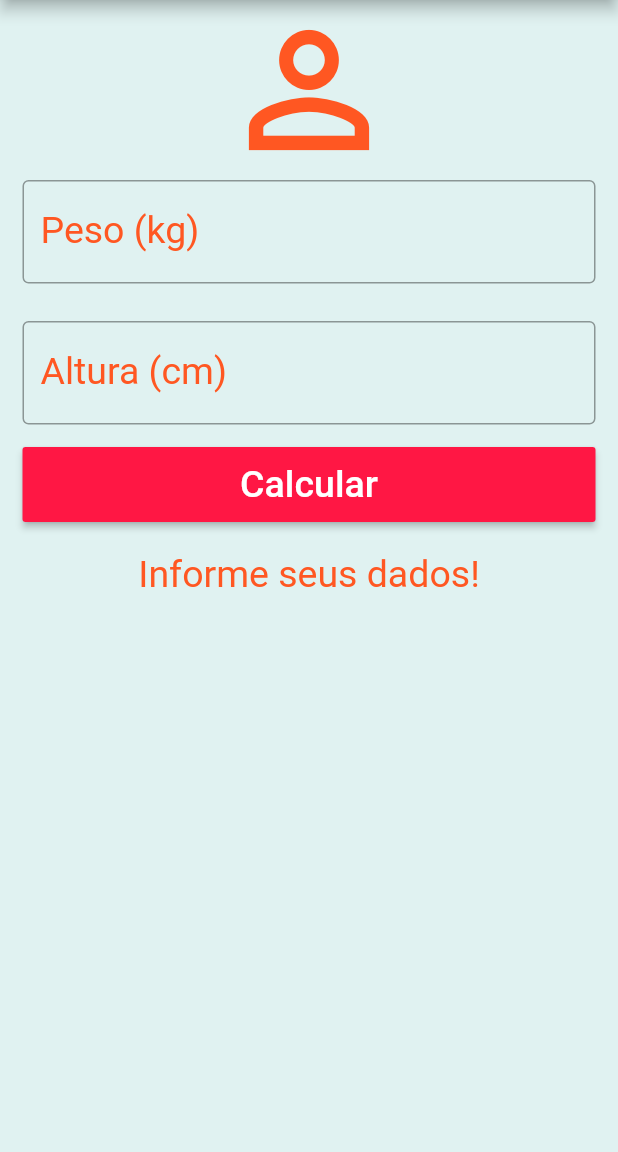
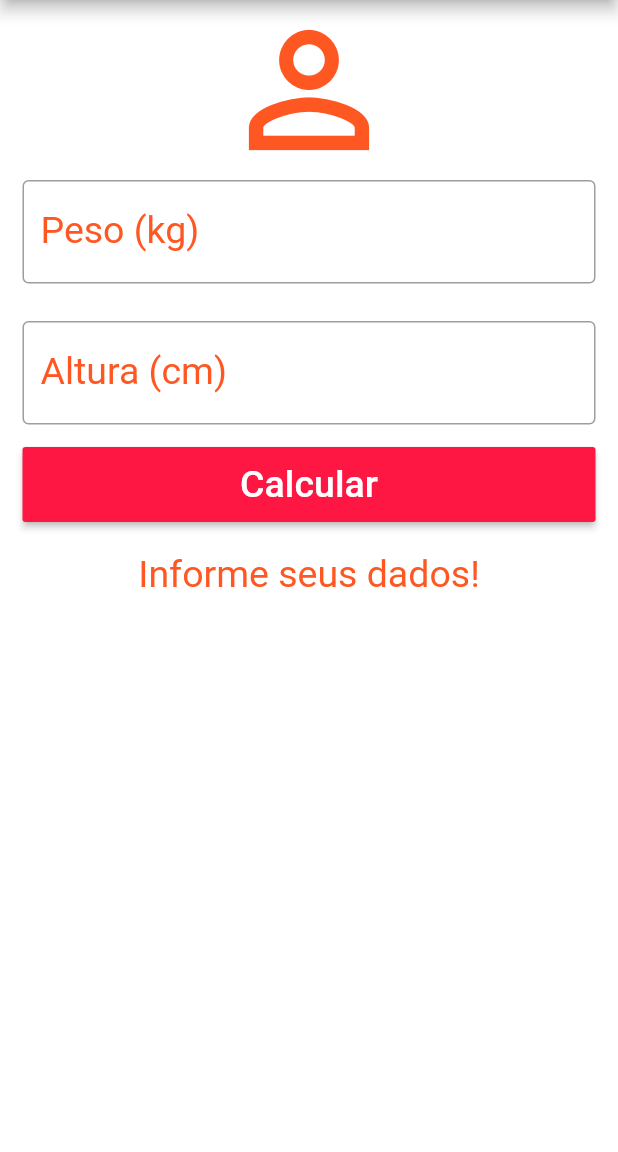
Before and after one commit to V1PERFX/calculadora-de-imc-flutter, a Flutter app: the screen it shows after launch, after a tap on "Calcular", after a tap on the "refresh" icon, on a phone screen of 412 x 824 dp, the part 84-1236 px from its top. Run offline on Flutter 3.47's test engine with Material 2 defaults, Android fonts, the phone set to English and light mode, and no system bars.

```diff
--- a/lib/main.dart
+++ b/lib/main.dart
@@ -3,6 +3,7 @@ import 'package:flutter/material.dart';
 void main() {
   runApp(MaterialApp(
     home: Home(),
+    debugShowCheckedModeBanner: false,
   ));
 }
 
@@ -60,7 +61,7 @@ class _HomeState extends State<Home> {
             IconButton(icon: Icon(Icons.refresh), onPressed: _resetFields)
           ],
         ),
-        backgroundColor: Colors.teal[50],
+        backgroundColor: Colors.white,
         body: SingleChildScrollView(
           padding: EdgeInsets.fromLTRB(15, 0, 15, 0),
           child: Form(
```
